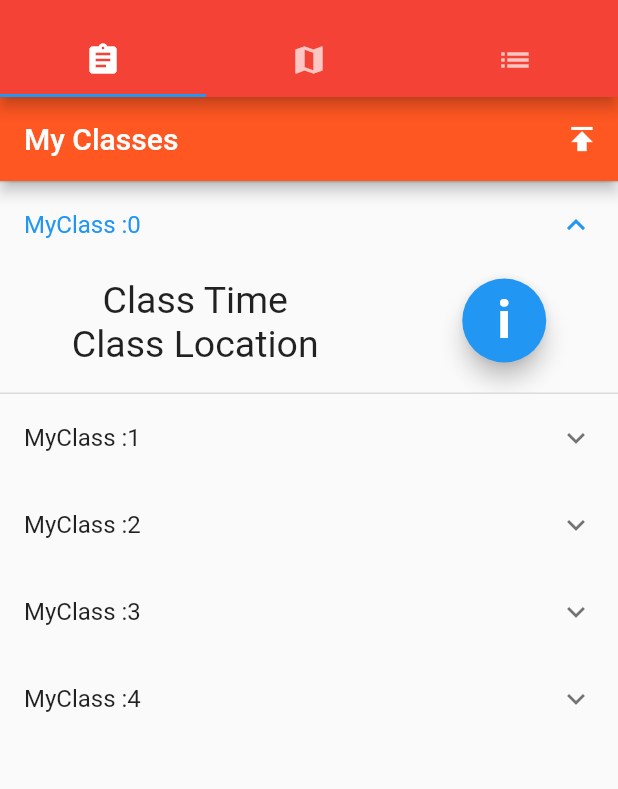
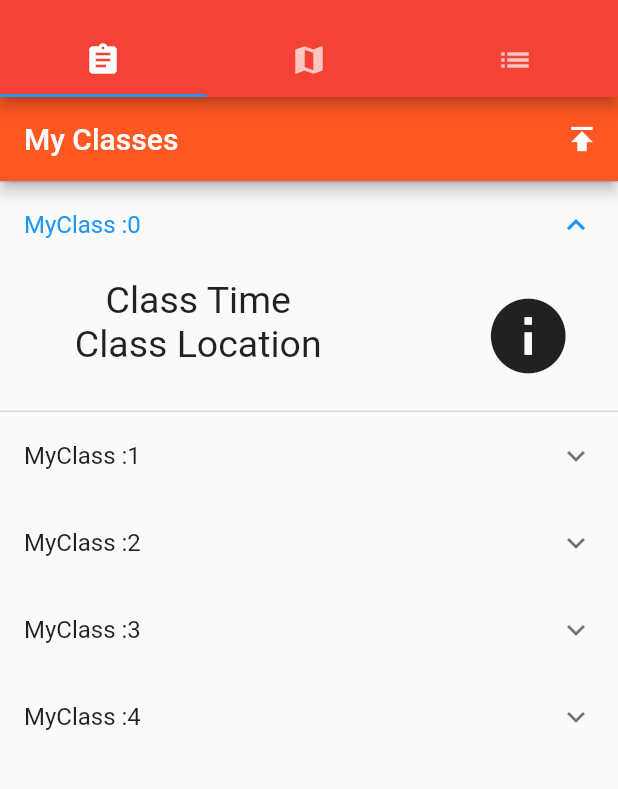
Before and after one commit to mobileappdevhm/concept-team-2-fml-ben, a Flutter app: the screen it shows after launch, after a tap on an icon or button, on a phone screen of 412 x 824 dp, the part 59-848 px from its top. Run offline on Flutter 3.47's test engine with Material 2 defaults, Android fonts, the phone set to English and light mode, and no system bars.

```diff
--- a/lib/MyClasses.dart
+++ b/lib/MyClasses.dart
@@ -19,7 +19,10 @@ class _MyClassesState extends State<MyClasses> {
         backgroundColor: Colors.deepOrange,
         title: new Text("My Classes"),
         actions: [
-          new IconButton(icon: new Icon(Icons.publish, color: Colors.white,), onPressed: null)
+          new IconButton(
+              icon: new Icon(Icons.publish, color: Colors.white,),
+              onPressed: null
+          )
         ],
       ),
       body: new ListView(children: ClassList,),
@@ -63,22 +66,12 @@ class _MyClassesState extends State<MyClasses> {
                   children: <Widget>[
 //                    new Padding(
 //                        padding: new EdgeInsets.fromLTRB(20.0, 0.0, 0.0, 8.0)),
-                    new FloatingActionButton(
-                      backgroundColor: Colors.blue,
-                      onPressed: () => getMoreInfo(),
-                      child: new Text("i",
-                        style: new TextStyle(
-                          fontWeight: FontWeight.bold,
-                          fontSize: 35.0,
-                        ),
-                      ),
-                    ),
+                    new IconButton(icon: new Icon(Icons.info,size: 60.0,), onPressed: getMoreInfo),
                     new Padding(
-                        padding: new EdgeInsets.fromLTRB(0.0, 0.0, 0.0, 20.0)),
+                        padding: new EdgeInsets.fromLTRB(0.0, 0.0, 0.0, 40.0)),
                   ],
                 ),
                 //TODO: let user add notes about the class aka where lab is!!!!
-                //new Padding(padding: new EdgeInsets.fromLTRB(0.0, 0.0, 5.0, 0.0)),
               ],
             ),
           ],
@@ -89,9 +82,6 @@ class _MyClassesState extends State<MyClasses> {
   }
 
   getMoreInfo() {
-//getMoreInfo(BuildContext context) {
     Navigator.pushNamed(this.context, ClassInfo.routeName);
-    //navigate to new page, I dont think a navigation here will work as it does depend on context, might need to pass in something, somehow?????
-    //Need Context to be passed in but this ListView is made before the context...... Interesting problem.
   }
 }
```
Also changed, not shown: lib/AvaliableClass.dart (+7 -0 lines), lib/FacultyPage.dart (+4 -27 lines).
